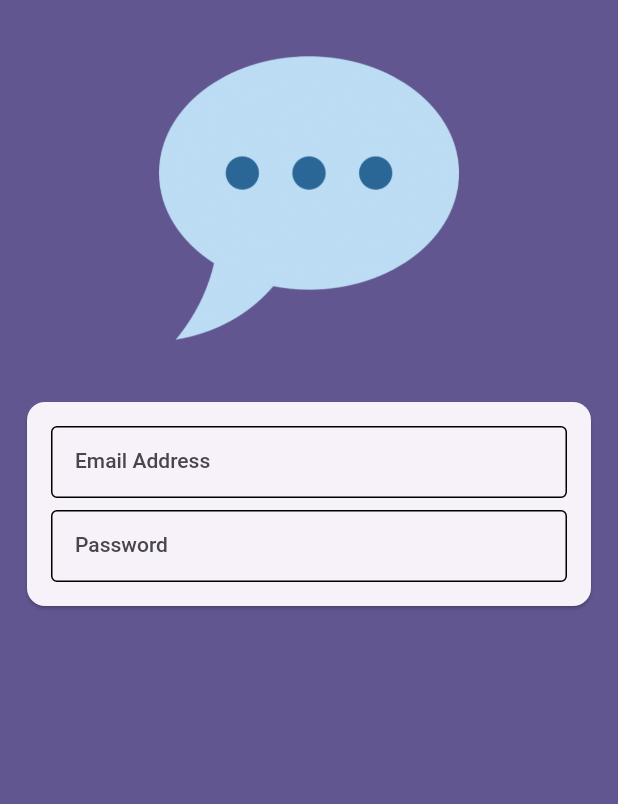
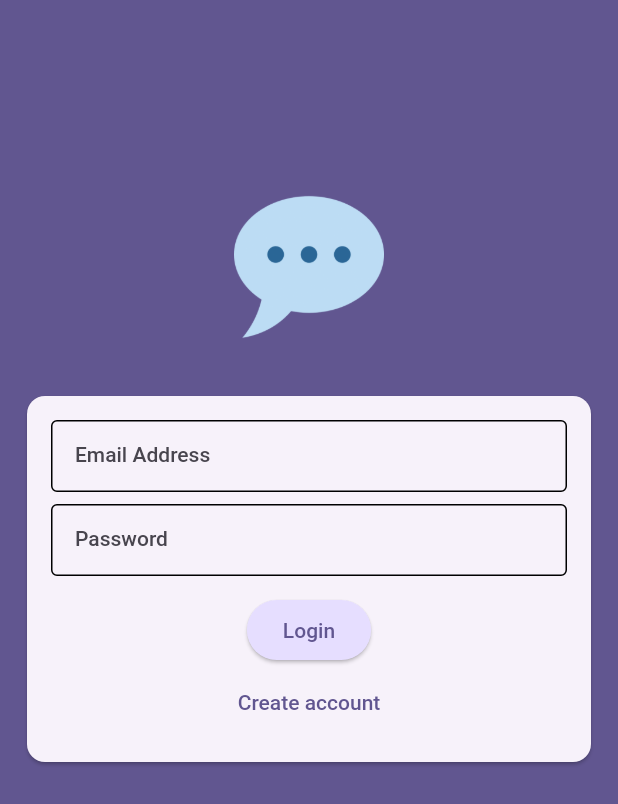
Before and after one commit to jsare/chat_app, a Flutter app: the screen it shows after launch, on a phone screen of 412 x 824 dp. Shown: the top 804 px of the screen. Run offline on Flutter 3.47's test engine with Material 2 defaults, Android fonts, the phone set to English and light mode, and no system bars.

```diff
--- a/lib/screens/auth.dart
+++ b/lib/screens/auth.dart
@@ -8,6 +8,21 @@ class AuthScreen extends StatefulWidget {
 }
 
 class _AuthScreenState extends State<AuthScreen> {
+  final _form = GlobalKey<FormState>();
+  var _isLogin = true;
+  var _enteredEmail = '';
+  var _enteredPassword = '';
+
+  void _submit() {
+    final isValid = _form.currentState!.validate();
+
+    if (isValid) {
+      _form.currentState!.save();
+      print(_enteredEmail);
+      print(_enteredPassword);
+    }
+  }
+
   @override
   Widget build(BuildContext context) {
     return Scaffold(
@@ -18,12 +33,12 @@ class _AuthScreenState extends State<AuthScreen> {
           children: [
             Container(
               margin: const EdgeInsets.only(
-                top: 32,
+                top: 128,
                 bottom: 18,
                 left: 18,
                 right: 18,
               ),
-              width: 200,
+              width: 100,
               child: Image.asset('assets/images/chat.png'),
             ),
             Card(
@@ -32,6 +47,7 @@ class _AuthScreenState extends State<AuthScreen> {
                 child: Padding(
                   padding: const EdgeInsets.all(16),
                   child: Form(
+                    key: _form,
                     child: Column(
                       mainAxisSize: MainAxisSize.min,
                       children: [
@@ -43,6 +59,17 @@ class _AuthScreenState extends State<AuthScreen> {
                           keyboardType: TextInputType.emailAddress,
                           autocorrect: false,
                           textCapitalization: TextCapitalization.none,
+                          validator: (value) {
+                            if (value == null ||
+                                value.trim().isEmpty ||
+                                !value.contains('@')) {
+                              return 'Please entered a valid email address';
+                            }
+                            return null;
+                          },
+                          onSaved: (value) {
+                            _enteredEmail = value!;
+                          },
                         ),
                         const SizedBox(height: 8),
                         TextFormField(
@@ -51,6 +78,36 @@ class _AuthScreenState extends State<AuthScreen> {
                             labelText: 'Password',
                           ),
                           obscureText: true,
+                          validator: (value) {
+                            if (value == null || value.trim().length < 6) {
+                              return 'Please entered a valid email address';
+                            }
+                            return null;
+                          },
+                          onSaved: (value) {
+                            _enteredPassword = value!;
+                          },
+                        ),
+                        const SizedBox(height: 12),
+                        ElevatedButton(
+                          style: ElevatedButton.styleFrom(
+                            backgroundColor:
+                                Theme.of(context).colorScheme.primaryContainer,
+                          ),
+                          onPressed: _submit,
+                          child: Text(_isLogin ? 'Login' : 'Signup'),
+                        ),
+                        TextButton(
+                          onPressed: () {
+                            setState(() {
+                              _isLogin = !_isLogin;
+                            });
+                          },
+                          child: Text(
+                            _isLogin
+                                ? 'Create account'
+                                : 'I already have account',
+                          ),
                         ),
                       ],
                     ),
```
